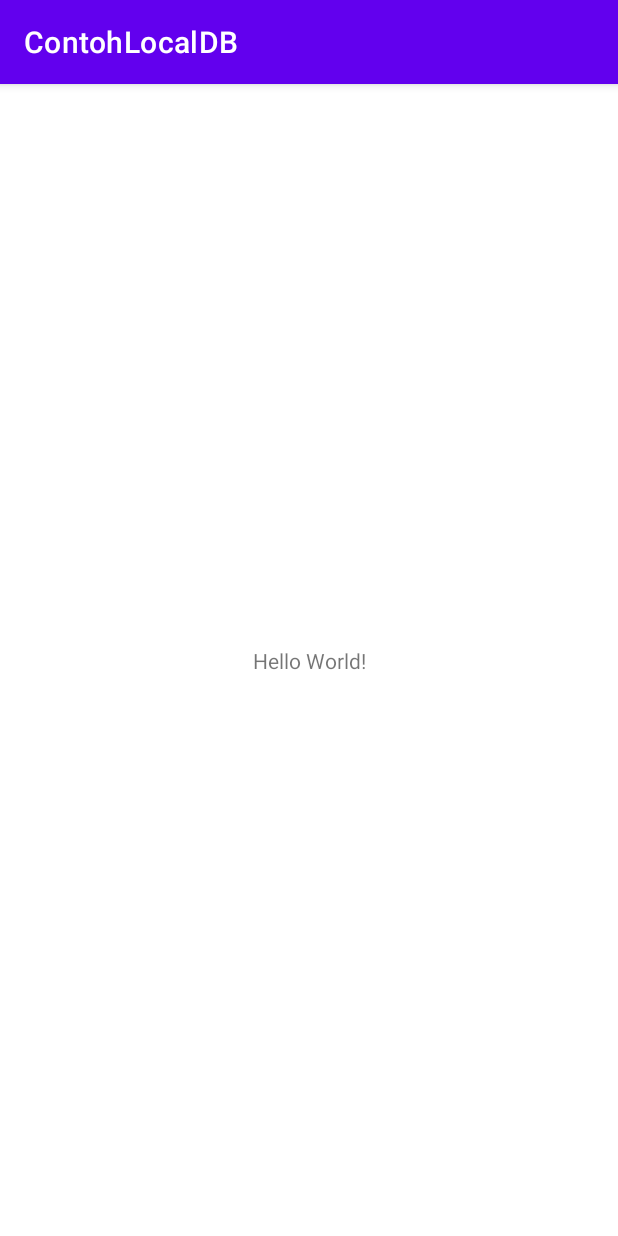
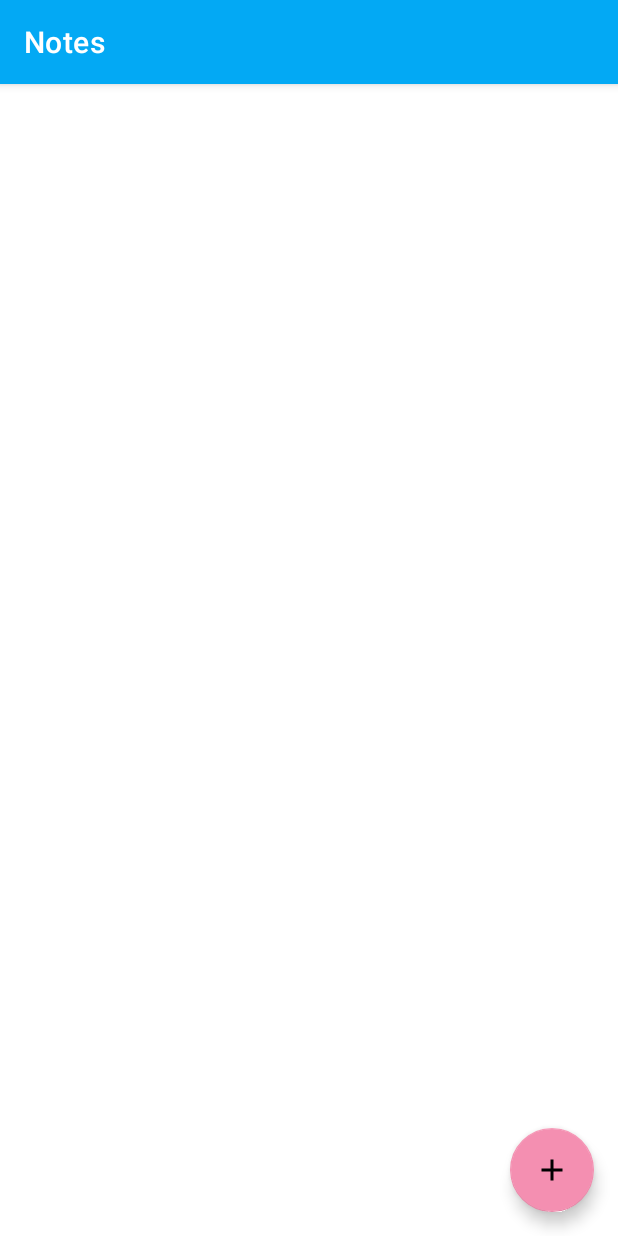
Before and after one commit to rizkyraf01/LatihanMobileDevelopment, an Android app: the screen it shows after launch (MainActivity), on a phone screen of 412 x 824 dp. Run offline under Robolectric (Android 15) with nearby library versions, the phone set to English and light mode, and no system bars; 3 statements that could not run were skipped.

Commit message:
Code Completed

```diff
--- a/ContohLocalDB/app/build.gradle
+++ b/ContohLocalDB/app/build.gradle
@@ -1,6 +1,7 @@
 plugins {
     id 'com.android.application'
     id 'org.jetbrains.kotlin.android'
+    id 'kotlin-parcelize'
 }
 
 android {
@@ -29,6 +30,9 @@ android {
     kotlinOptions {
         jvmTarget = '1.8'
     }
+    buildFeatures {
+        viewBinding true
+    }
 }
 
 dependencies {
@@ -40,4 +44,5 @@ dependencies {
     testImplementation 'junit:junit:4.13.2'
     androidTestImplementation 'androidx.test.ext:junit:1.1.3'
     androidTestImplementation 'androidx.test.espresso:espresso-core:3.4.0'
+    implementation 'androidx.lifecycle:lifecycle-runtime-ktx:2.4.1'
 }
--- a/ContohLocalDB/app/src/main/AndroidManifest.xml
+++ b/ContohLocalDB/app/src/main/AndroidManifest.xml
@@ -10,6 +10,9 @@
         android:supportsRtl="true"
         android:theme="@style/Theme.ContohLocalDB">
         <activity
+            android:name=".NoteUpdateActivity"
+            android:exported="false" />
+        <activity
             android:name=".MainActivity"
             android:exported="true">
             <intent-filter>
--- a/ContohLocalDB/app/src/main/java/com/andan/contohlocaldb/MainActivity.kt
+++ b/ContohLocalDB/app/src/main/java/com/andan/contohlocaldb/MainActivity.kt
@@ -1,11 +1,121 @@
 package com.andan.contohlocaldb
 
+import android.content.Intent
 import androidx.appcompat.app.AppCompatActivity
 import android.os.Bundle
+import android.view.View
+import androidx.activity.result.ActivityResultLauncher
+import androidx.activity.result.contract.ActivityResultContracts
+import androidx.lifecycle.lifecycleScope
+import androidx.recyclerview.widget.LinearLayoutManager
+import com.andan.contohlocaldb.adapter.NoteAdapter
+import com.andan.contohlocaldb.database.NoteHelper
+import com.andan.contohlocaldb.databinding.ActivityMainBinding
+import com.andan.contohlocaldb.entity.Note
+import com.google.android.material.snackbar.Snackbar
+import kotlinx.coroutines.Dispatchers
+import kotlinx.coroutines.async
+import kotlinx.coroutines.launch
 
 class MainActivity : AppCompatActivity() {
+
+    private lateinit var binding: ActivityMainBinding
+    private lateinit var adapter: NoteAdapter
+
+    val resultLauncher: ActivityResultLauncher<Intent> = registerForActivityResult(
+        ActivityResultContracts.StartActivityForResult()
+    ) { result ->
+        if (result.data != null) {
+            // Akan dipanggil jika request codenya ADD
+            when (result.resultCode) {
+                NoteUpdateActivity.RESULT_ADD -> {
+                    val note = result.data?.getParcelableExtra<Note>(NoteUpdateActivity.EXTRA_NOTE) as Note
+                    adapter.addItem(note)
+                    binding.rvNotes.smoothScrollToPosition(adapter.itemCount - 1)
+                    showSnackbarMessage("Satu item berhasil ditambahkan")
+                }
+                NoteUpdateActivity.RESULT_UPDATE -> {
+                    val note = result.data?.getParcelableExtra<Note>(NoteUpdateActivity.EXTRA_NOTE) as Note
+                    val position = result?.data?.getIntExtra(NoteUpdateActivity.EXTRA_POSITION, 0) as Int
+                    adapter.updateItem(position, note)
+                    binding.rvNotes.smoothScrollToPosition(position)
+                    showSnackbarMessage("Satu item berhasil diubah")
+                }
+                NoteUpdateActivity.RESULT_DELETE -> {
+                    val position = result?.data?.getIntExtra(NoteUpdateActivity.EXTRA_POSITION, 0) as Int
+                    adapter.removeItem(position)
+                    showSnackbarMessage("Satu item berhasil dihapus")
+                }
+            }
+        }
+    }
+
+    companion object {
+        private const val EXTRA_STATE = "EXTRA_STATE"
+    }
+
     override fun onCreate(savedInstanceState: Bundle?) {
         super.onCreate(savedInstanceState)
-        setContentView(R.layout.activity_main)
+        binding = ActivityMainBinding.inflate(layoutInflater)
+        setContentView(binding.root)
+
+        supportActionBar?.title = "Notes"
+
+        binding.rvNotes.layoutManager = LinearLayoutManager(this)
+        binding.rvNotes.setHasFixedSize(true)
+
+        adapter = NoteAdapter(object : NoteAdapter.OnItemClickCallback {
+            override fun onItemClicked(selectedNote: Note?, position: Int?) {
+                val intent = Intent(this@MainActivity, NoteUpdateActivity::class.java)
+                intent.putExtra(NoteUpdateActivity.EXTRA_NOTE, selectedNote)
+                intent.putExtra(NoteUpdateActivity.EXTRA_POSITION, position)
+                resultLauncher.launch(intent)
+            }
+        })
+        binding.rvNotes.adapter = adapter
+
+        binding.fabAdd.setOnClickListener {
+            val intent = Intent(this@MainActivity, NoteUpdateActivity::class.java)
+            resultLauncher.launch(intent)
+        }
+
+        if (savedInstanceState == null) {
+            loadNotesAsync()
+        } else {
+            val list = savedInstanceState.getParcelableArrayList<Note>(EXTRA_STATE)
+            if (list != null) {
+                adapter.listNotes = list
+            }
+        }
+    }
+
+    private fun loadNotesAsync() {
+        lifecycleScope.launch {
+            binding.progressbar.visibility = View.VISIBLE
+            val noteHelper = NoteHelper.getInstance(applicationContext)
+            noteHelper.open()
+            val deferredNotes = async(Dispatchers.IO) {
+                val cursor = noteHelper.queryAll()
+                MappingHelper.mapCursorToArrayList(cursor)
+            }
+            binding.progressbar.visibility = View.INVISIBLE
+            val notes = deferredNotes.await()
+            if (notes.size > 0) {
+                adapter.listNotes = notes
+            } else {
+                adapter.listNotes = ArrayList()
+                showSnackbarMessage("Tidak ada data saat ini")
+            }
+            noteHelper.close()
+        }
+    }
+
+    override fun onSaveInstanceState(outState: Bundle) {
+        super.onSaveInstanceState(outState)
+        outState.putParcelableArrayList(EXTRA_STATE, adapter.listNotes)
+    }
+
+    private fun showSnackbarMessage(message: String) {
+        Snackbar.make(binding.rvNotes, message, Snackbar.LENGTH_SHORT).show()
     }
 }
--- /dev/null
+++ b/ContohLocalDB/app/src/main/java/com/andan/contohlocaldb/database/DatabaseHelper.kt
@@ -0,0 +1,29 @@
+package com.andan.contohlocaldb.database
+
+import android.content.Context
+import android.database.sqlite.SQLiteDatabase
+import android.database.sqlite.SQLiteOpenHelper
+import com.andan.contohlocaldb.database.DatabaseContract.NoteColumns.Companion.TABLE_NAME
+
+internal class DatabaseHelper(context: Context) : SQLiteOpenHelper(context, DATABASE_NAME, null, DATABASE_VERSION) {
+
+    companion object{
+        private const val DATABASE_NAME = "dbnoteapp"
+        private const val DATABASE_VERSION = 1
+
+        private const val SQL_CREATE_TABLE_NOTE = "CREATE TABLE $TABLE_NAME" +
+                " (${DatabaseContract.NoteColumns._ID} INTEGER PRIMARY KEY AUTOINCREMENT," +
+                " ${DatabaseContract.NoteColumns.TITLE} TEXT NOT NULL," +
+                " ${DatabaseContract.NoteColumns.DESCRIPTION} TEXT NOT NULL," +
+                " ${DatabaseContract.NoteColumns.DATE} TEXT NOT NULL)"
+    }
+
+    override fun onCreate(db: SQLiteDatabase) {
+        db.execSQL(SQL_CREATE_TABLE_NOTE)
+    }
+
+    override fun onUpgrade(db: SQLiteDatabase, oldVersion: Int, newVersion: Int) {
+        db.execSQL("DROP TABLE IF EXISTS $TABLE_NAME")
+        onCreate(db)
+    }
+}
--- /dev/null
+++ b/ContohLocalDB/app/src/main/java/com/andan/contohlocaldb/database/NoteHelper.kt
@@ -0,0 +1,65 @@
+package com.andan.contohlocaldb.database
+
+import android.content.ContentValues
+import android.content.Context
+import android.database.Cursor
+import android.database.sqlite.SQLiteDatabase
+import com.andan.contohlocaldb.database.DatabaseContract.NoteColumns.Companion.TABLE_NAME
+import com.andan.contohlocaldb.database.DatabaseContract.NoteColumns.Companion._ID
+import java.sql.SQLException
+
+class NoteHelper(context: Context) {
+
+    private var dataBaseHelper: DatabaseHelper = DatabaseHelper(context)
+    private lateinit var database: SQLiteDatabase
+
+    companion object {
+        private const val DATABASE_TABLE = TABLE_NAME
+        private var INSTANCE: NoteHelper? = null
+
+        fun getInstance(context: Context): NoteHelper =
+            INSTANCE ?: synchronized(this) {
+                INSTANCE ?: NoteHelper(context)
+            }
+    }
+
+    @Throws(SQLException::class)
+    fun open() {
+        database = dataBaseHelper.writableDatabase
+    }
+
+    fun close() {
+        dataBaseHelper.close()
+
+        if (database.isOpen)
+            database.close()
+    }
+
+    fun queryAll(): Cursor {
+        return database.query(
+            DATABASE_TABLE,
+            null,
+            null,
+            null,
+            null,
+            null,
+            "$_ID ASC",
+            null)
+    }
+
+    fun queryById(id: String): Cursor {
+        return database.query(DATABASE_TABLE, null, "$_ID = ?", arrayOf(id), null, null, null, null)
+    }
+
+    fun insert(values: ContentValues?): Long {
+        return database.insert(DATABASE_TABLE, null, values)
+    }
+
+    fun update(id: String, values: ContentValues?): Int {
+        return database.update(DATABASE_TABLE, values, "$_ID = ?", arrayOf(id))
+    }
+
+    fun deleteById(id: String): Int {
+        return database.delete(DATABASE_TABLE, "$_ID = '$id'", null)
+    }
+}
--- /dev/null
+++ b/ContohLocalDB/app/src/main/res/drawable/ic_add.xml
@@ -0,0 +1,5 @@
+<vector android:height="24dp" android:tint="#FFFFFF"
+    android:viewportHeight="24" android:viewportWidth="24"
+    android:width="24dp" xmlns:android="http://schemas.android.com/apk/res/android">
+    <path android:fillColor="@android:color/white" android:pathData="M19,13h-6v6h-2v-6H5v-2h6V5h2v6h6v2z"/>
+</vector>
--- /dev/null
+++ b/ContohLocalDB/app/src/main/res/drawable/ic_clear.xml
@@ -0,0 +1,5 @@
+<vector android:height="24dp" android:tint="#FFFFFF"
+    android:viewportHeight="24" android:viewportWidth="24"
+    android:width="24dp" xmlns:android="http://schemas.android.com/apk/res/android">
+    <path android:fillColor="@android:color/white" android:pathData="M19,6.41L17.59,5 12,10.59 6.41,5 5,6.41 10.59,12 5,17.59 6.41,19 12,13.41 17.59,19 19,17.59 13.41,12z"/>
+</vector>
--- a/ContohLocalDB/app/src/main/res/layout/activity_main.xml
+++ b/ContohLocalDB/app/src/main/res/layout/activity_main.xml
@@ -1,18 +1,38 @@
 <?xml version="1.0" encoding="utf-8"?>
-<androidx.constraintlayout.widget.ConstraintLayout xmlns:android="http://schemas.android.com/apk/res/android"
+<androidx.constraintlayout.widget.ConstraintLayout
+    xmlns:android="http://schemas.android.com/apk/res/android"
     xmlns:app="http://schemas.android.com/apk/res-auto"
     xmlns:tools="http://schemas.android.com/tools"
     android:layout_width="match_parent"
     android:layout_height="match_parent"
+    android:fitsSystemWindows="true"
     tools:context=".MainActivity">
 
-    <TextView
+    <ProgressBar
+        android:id="@+id/progressbar"
+        android:layout_width="48dp"
+        android:layout_height="48dp"
+        android:visibility="invisible"
+        app:layout_constraintBottom_toBottomOf="parent"
+        app:layout_constraintEnd_toEndOf="parent"
+        app:layout_constraintStart_toStartOf="parent"
+        app:layout_constraintTop_toTopOf="parent" />
+
+    <androidx.recyclerview.widget.RecyclerView
+        android:id="@+id/rv_notes"
+        android:layout_width="match_parent"
+        android:layout_height="match_parent"
+        app:layout_behavior="@string/appbar_scrolling_view_behavior"
+        tools:listitem="@layout/list_note" />
+
+    <com.google.android.material.floatingactionbutton.FloatingActionButton
+        android:id="@+id/fab_add"
         android:layout_width="wrap_content"
         android:layout_height="wrap_content"
-        android:text="Hello World!"
+        android:layout_margin="16dp"
+        app:fabSize="normal"
+        app:srcCompat="@drawable/ic_add"
+        app:layout_constraintEnd_toEndOf="parent"
         app:layout_constraintBottom_toBottomOf="parent"
-        app:layout_constraintLeft_toLeftOf="parent"
-        app:layout_constraintRight_toRightOf="parent"
-        app:layout_constraintTop_toTopOf="parent" />
-
+        android:contentDescription="@string/add_note_button" />
 </androidx.constraintlayout.widget.ConstraintLayout>
--- a/ContohLocalDB/app/src/main/res/values-night/themes.xml
+++ b/ContohLocalDB/app/src/main/res/values-night/themes.xml
@@ -2,12 +2,12 @@
     <!-- Base application theme. -->
     <style name="Theme.ContohLocalDB" parent="Theme.MaterialComponents.DayNight.DarkActionBar">
         <!-- Primary brand color. -->
-        <item name="colorPrimary">@color/purple_200</item>
-        <item name="colorPrimaryVariant">@color/purple_700</item>
+        <item name="colorPrimary">@color/blue_light</item>
+        <item name="colorPrimaryVariant">@color/blue_dark</item>
         <item name="colorOnPrimary">@color/black</item>
         <!-- Secondary brand color. -->
-        <item name="colorSecondary">@color/teal_200</item>
-        <item name="colorSecondaryVariant">@color/teal_200</item>
+        <item name="colorSecondary">@color/pink</item>
+        <item name="colorSecondaryVariant">@color/pink</item>
         <item name="colorOnSecondary">@color/black</item>
         <!-- Status bar color. -->
         <item name="android:statusBarColor" tools:targetApi="l">?attr/colorPrimaryVariant</item>
--- a/ContohLocalDB/app/src/main/res/values/colors.xml
+++ b/ContohLocalDB/app/src/main/res/values/colors.xml
@@ -1,10 +1,10 @@
 <?xml version="1.0" encoding="utf-8"?>
 <resources>
-    <color name="purple_200">#FFBB86FC</color>
-    <color name="purple_500">#FF6200EE</color>
-    <color name="purple_700">#FF3700B3</color>
-    <color name="teal_200">#FF03DAC5</color>
-    <color name="teal_700">#FF018786</color>
+    <color name="blue_light">#81d4fa</color>
+    <color name="blue">#03a9f4</color>
+    <color name="blue_dark">#0288d1</color>
+    <color name="pink">#f48fb1</color>
+    <color name="maroon">#c2185b</color>
     <color name="black">#FF000000</color>
     <color name="white">#FFFFFFFF</color>
 </resources>
--- a/ContohLocalDB/app/src/main/res/values/strings.xml
+++ b/ContohLocalDB/app/src/main/res/values/strings.xml
@@ -1,3 +1,9 @@
 <resources>
     <string name="app_name">ContohLocalDB</string>
+    <string name="date">Date</string>
+    <string name="title">Title</string>
+    <string name="description">Description</string>
+    <string name="add_note_button">Add note button</string>
+    <string name="submit">Submit</string>
+    <string name="delete">Delete</string>
 </resources>
--- a/ContohLocalDB/app/src/main/res/values/themes.xml
+++ b/ContohLocalDB/app/src/main/res/values/themes.xml
@@ -2,12 +2,12 @@
     <!-- Base application theme. -->
     <style name="Theme.ContohLocalDB" parent="Theme.MaterialComponents.DayNight.DarkActionBar">
         <!-- Primary brand color. -->
-        <item name="colorPrimary">@color/purple_500</item>
-        <item name="colorPrimaryVariant">@color/purple_700</item>
+        <item name="colorPrimary">@color/blue</item>
+        <item name="colorPrimaryVariant">@color/blue_dark</item>
         <item name="colorOnPrimary">@color/white</item>
         <!-- Secondary brand color. -->
-        <item name="colorSecondary">@color/teal_200</item>
-        <item name="colorSecondaryVariant">@color/teal_700</item>
+        <item name="colorSecondary">@color/pink</item>
+        <item name="colorSecondaryVariant">@color/maroon</item>
         <item name="colorOnSecondary">@color/black</item>
         <!-- Status bar color. -->
         <item name="android:statusBarColor" tools:targetApi="l">?attr/colorPrimaryVariant</item>
```
Also changed, not shown: ContohLocalDB/app/src/main/java/com/andan/contohlocaldb/NoteUpdateActivity.kt (added, +186 -0 lines), ContohLocalDB/app/src/main/java/com/andan/contohlocaldb/adapter/NoteAdapter.kt (added, +64 -0 lines), ContohLocalDB/app/src/main/java/com/andan/contohlocaldb/database/DatabaseContract.kt (added, +15 -0 lines), ContohLocalDB/app/src/main/java/com/andan/contohlocaldb/entity/Note.kt (added, +11 -0 lines), ContohLocalDB/app/src/main/java/com/andan/contohlocaldb/helper/MappingHelper.kt (added, +22 -0 lines), ContohLocalDB/app/src/main/res/layout/activity_note_update.xml (added, +42 -0 lines), ContohLocalDB/app/src/main/res/layout/list_note.xml (added, +53 -0 lines), ContohLocalDB/app/src/main/res/menu/menu_form.xml (added, +9 -0 lines).
